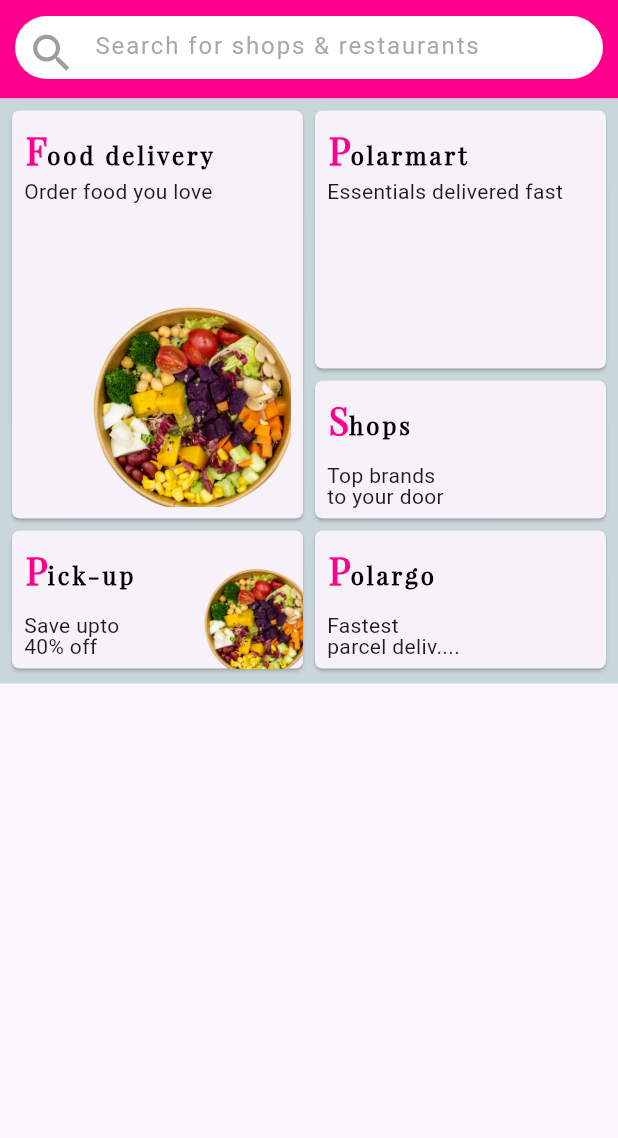
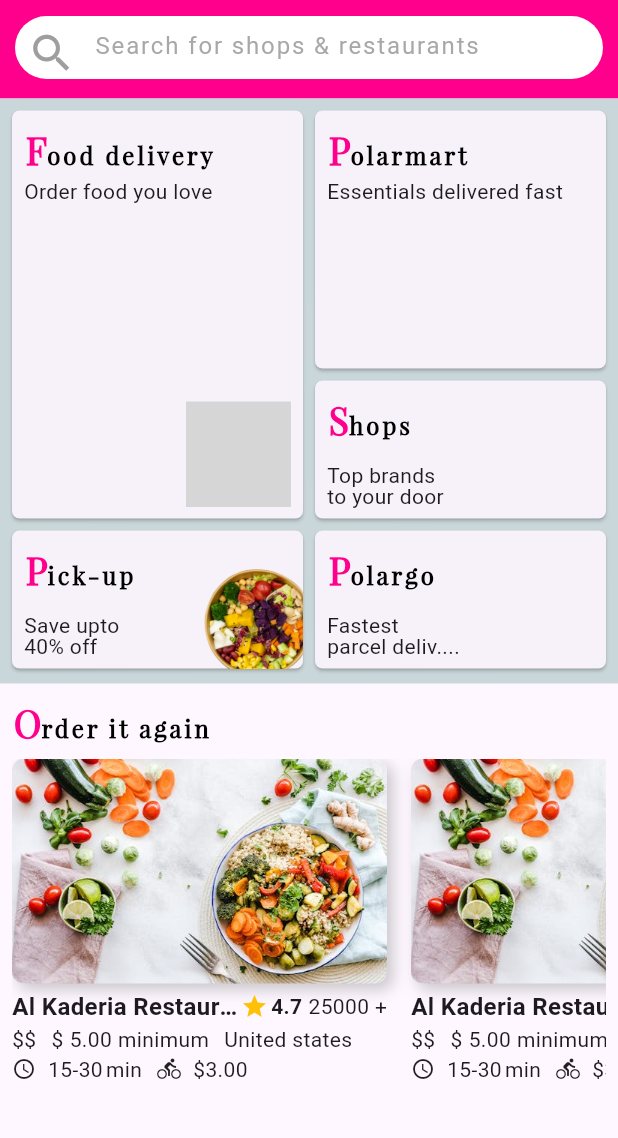
Before and after one commit to mst-zannathi-khatun/foodmoon, a Flutter app: the screen it shows after launch, on a phone screen of 412 x 824 dp, the part 68-1206 px from its top. Run offline on Flutter 3.47's test engine with Material 3 defaults, Android fonts, the phone set to English and light mode, and no system bars; our stand-ins replace flutter_svg; grey boxes are pictures that could not be loaded.

Commit message:
Home Screen Recommended Order Part UI Design Completed

```diff
--- /dev/null
+++ b/lib/ui/screens/components/homescreen_recommended_order_section/deliverytimeandmethod.dart
@@ -0,0 +1,35 @@
+import 'package:flutter/material.dart';
+
+Widget buildDeliveryTimeAndMethod() {
+  return const SizedBox(
+    width: 250,
+    child: Row(
+      children: [
+        Icon(
+          Icons.watch_later_outlined,
+          size: 16,
+        ),
+        SizedBox(
+          width: 8,
+        ),
+        Text("15-30"),
+        SizedBox(
+          width: 2,
+        ),
+        Text("min"),
+        SizedBox(
+          width: 10,
+        ),
+        Icon(
+          Icons.directions_bike,
+          size: 16,
+        ),
+        SizedBox(
+          width: 8,
+        ),
+        Text("\$"),
+        Text("3.00"),
+      ],
+    ),
+  );
+}
--- /dev/null
+++ b/lib/ui/screens/components/homescreen_recommended_order_section/foodimagecard.dart
@@ -0,0 +1,30 @@
+import 'package:flutter/material.dart';
+
+Widget buildFoodImageCard(){
+  return Container(
+    decoration: BoxDecoration(
+      borderRadius: BorderRadius.circular(8.0),
+      // Same radius as the image to ensure rounded corners
+      boxShadow: [
+        BoxShadow(
+          color: Colors.black.withOpacity(0.2),
+          // Adjust opacity for shadow intensity
+          offset: const Offset(4, 4),
+          // Adjust the offset to control shadow position
+          blurRadius:
+          8, // Adjust the blur radius to control the shadow spread
+        ),
+      ],
+    ),
+    child: ClipRRect(
+      borderRadius: BorderRadius.circular(8.0),
+      // Ensure the image corners match the container's corners
+      child: Image.asset(
+        "assets/images/food.jpeg",
+        height: 150,
+        width: 250,
+        fit: BoxFit.cover,
+      ),
+    ),
+  );
+}
--- /dev/null
+++ b/lib/ui/screens/components/homescreen_recommended_order_section/order_header_text.dart
@@ -0,0 +1,37 @@
+import 'package:flutter/material.dart';
+import '../../../../core/constants/app_colors.dart';
+
+Widget buildOrderHeaderText(){
+  return  RichText(
+    text: TextSpan(
+      children: [
+        WidgetSpan(
+          alignment: PlaceholderAlignment.baseline,
+          baseline: TextBaseline.alphabetic,
+          child: Transform.rotate(
+            angle: 0.0,
+            child: Text(
+              "O",
+              style: TextStyle(
+                fontWeight: FontWeight.bold,
+                fontSize: 25,
+                color: AppColors.pinkShadow,
+                fontFamily: "PlayfairDisplay",
+              ),
+            ),
+          ),
+        ),
+        const TextSpan(
+          text: "rder it again",
+          style: TextStyle(
+            fontSize: 16,
+            color: Colors.black,
+            fontWeight: FontWeight.bold,
+            letterSpacing: 2,
+            fontFamily: "PlayfairDisplay",
+          ),
+        ),
+      ],
+    ),
+  );
+}
--- /dev/null
+++ b/lib/ui/screens/components/homescreen_recommended_order_section/priceanddelivery.dart
@@ -0,0 +1,28 @@
+import 'package:flutter/material.dart';
+
+Widget buildPriceAndDelivery (){
+  return const SizedBox(
+    width: 250,
+    child: Row(
+      children: [
+        Text("\$\$"),
+        SizedBox(
+          width: 10,
+        ),
+        Text("\$"),
+        SizedBox(
+          width: 4,
+        ),
+        Text("5.00"),
+        SizedBox(
+          width: 4,
+        ),
+        Text("minimum"),
+        SizedBox(
+          width: 10,
+        ),
+        Text("United states"),
+      ],
+    ),
+  );
+}
--- /dev/null
+++ b/lib/ui/screens/components/homescreen_recommended_order_section/recommended_order.dart
@@ -0,0 +1,51 @@
+import 'package:flutter/material.dart';
+import 'package:foodmoon/ui/screens/components/homescreen_recommended_order_section/priceanddelivery.dart';
+import 'package:foodmoon/ui/screens/components/homescreen_recommended_order_section/restaurantdetails.dart';
+import 'deliverytimeandmethod.dart';
+import 'foodimagecard.dart';
+import 'order_header_text.dart';
+
+class HomeScreenRecommendedOrder extends StatelessWidget {
+  const HomeScreenRecommendedOrder({
+    super.key,
+  });
+
+  @override
+  Widget build(BuildContext context) {
+    return Padding(
+      padding: const EdgeInsets.all(8.0),
+      child: Column(
+        crossAxisAlignment: CrossAxisAlignment.start,
+        children: [
+          buildOrderHeaderText(),
+          const SizedBox(
+            height: 6,
+          ),
+          SizedBox(
+            height: 217,
+            child: ListView.builder(
+                padding: const EdgeInsets.only(right: 20),
+                scrollDirection: Axis.horizontal,
+                itemCount: 5,
+                itemBuilder: (context, index) {
+                  return Padding(
+                    padding: const EdgeInsets.only(right: 16),
+                    child: Column(
+                      children: [
+                        buildFoodImageCard(),
+                        const SizedBox(
+                          height: 4,
+                        ),
+                        buildRestaurantDetails(),
+                        buildPriceAndDelivery(),
+                        buildDeliveryTimeAndMethod(),
+                      ],
+                    ),
+                  );
+                }),
+          )
+        ],
+      ),
+    );
+  }
+}
--- /dev/null
+++ b/lib/ui/screens/components/homescreen_recommended_order_section/restaurantdetails.dart
@@ -0,0 +1,28 @@
+import 'package:flutter/material.dart';
+
+Widget buildRestaurantDetails(){
+  return const SizedBox(
+    width: 250,
+    child: Row(
+      children: [
+        Expanded(
+          child: Text(
+            "Al Kaderia Restaurant with a very long name that should be clipped",
+            style: TextStyle(
+                fontWeight: FontWeight.bold, fontSize: 16),
+            overflow: TextOverflow
+                .ellipsis, // Clip text with ellipsis if it's too long
+          ),
+        ),
+        Icon(Icons.star, size: 18, color: Colors.amber),
+        SizedBox(width: 2),
+        Text(
+          "4.7",
+          style: TextStyle(fontWeight: FontWeight.bold),
+        ),
+        SizedBox(width: 4),
+        Text("25000 +"),
+      ],
+    ),
+  );
+}
--- a/lib/ui/screens/components/homescreen_searchbarcontainer/fooddeliverycard.dart
+++ b/lib/ui/screens/components/homescreen_searchbarcontainer/fooddeliverycard.dart
@@ -1,4 +1,5 @@
 import 'package:flutter/material.dart';
+import 'package:flutter_svg/flutter_svg.dart';
 import '../../../../core/constants/app_colors.dart';
 
 Widget  buildFoodDeliveryCard(){
@@ -56,17 +57,11 @@
                 const SizedBox(height: 22),
               ],
             ),
-            const Positioned(
+             Positioned(
               bottom: -10.0,
               // Adjust this value to move the image further down
               right: -10.0,
-              child: Image(
-                image: AssetImage(
-                    "assets/images/foodpicture.png"),
-                height: 150,
-                width: 150,
-                fit: BoxFit.cover,
-              ),
+              child: SvgPicture.asset("assets/images/polarbear.svg", height: 80, width: 80, fit: BoxFit.cover,)
             ),
           ],
         ),
--- a/lib/ui/screens/home_screen.dart
+++ b/lib/ui/screens/home_screen.dart
@@ -1,6 +1,7 @@
 import 'package:flutter/material.dart';
 import 'package:foodmoon/ui/screens/components/homescreen_appbar.dart';
 import 'components/homescreen_drawer.dart';
+import 'components/homescreen_recommended_order_section/recommended_order.dart';
 import 'components/homescreen_search_bar.dart';
 import 'components/homescreen_searchbarcontainer/searchbarcontainer.dart';
 
@@ -18,10 +19,14 @@
       appBar: HomeScreenAppBar(),
       drawer: HomeScreenDrawer(),
       body: Column(
+        crossAxisAlignment: CrossAxisAlignment.start,
         children: [
           /// Search Bar Section
           HomeScreenSearchBar(),
+          /// Container Search Bar Section
           SearchBarContainer(),
+          /// Oder it again sections
+          HomeScreenRecommendedOrder(),
         ],
       ),
     );
--- a/pubspec.yaml
+++ b/pubspec.yaml
@@ -35,6 +35,7 @@
   # The following adds the Cupertino Icons font to your application.
   # Use with the CupertinoIcons class for iOS style icons.
   cupertino_icons: ^1.0.8
+  flutter_svg: ^2.0.10+1
 
 dev_dependencies:
   flutter_test:
@@ -65,7 +66,7 @@
   # the material Icons class.
   # To add assets to your application, add an assets section, like this:
   assets:
-       - assets/images/foodpicture.png
+       - assets/images/
     #   - images/a_dot_ham.jpeg
     # An image asset can refer to one or more resolution-specific "variants", see
     # https://flutter.dev/to/resolution-aware-images
```
Also changed, not shown: assets/images/food.jpeg (added), assets/images/polarbear.svg (added), pubspec.lock.
